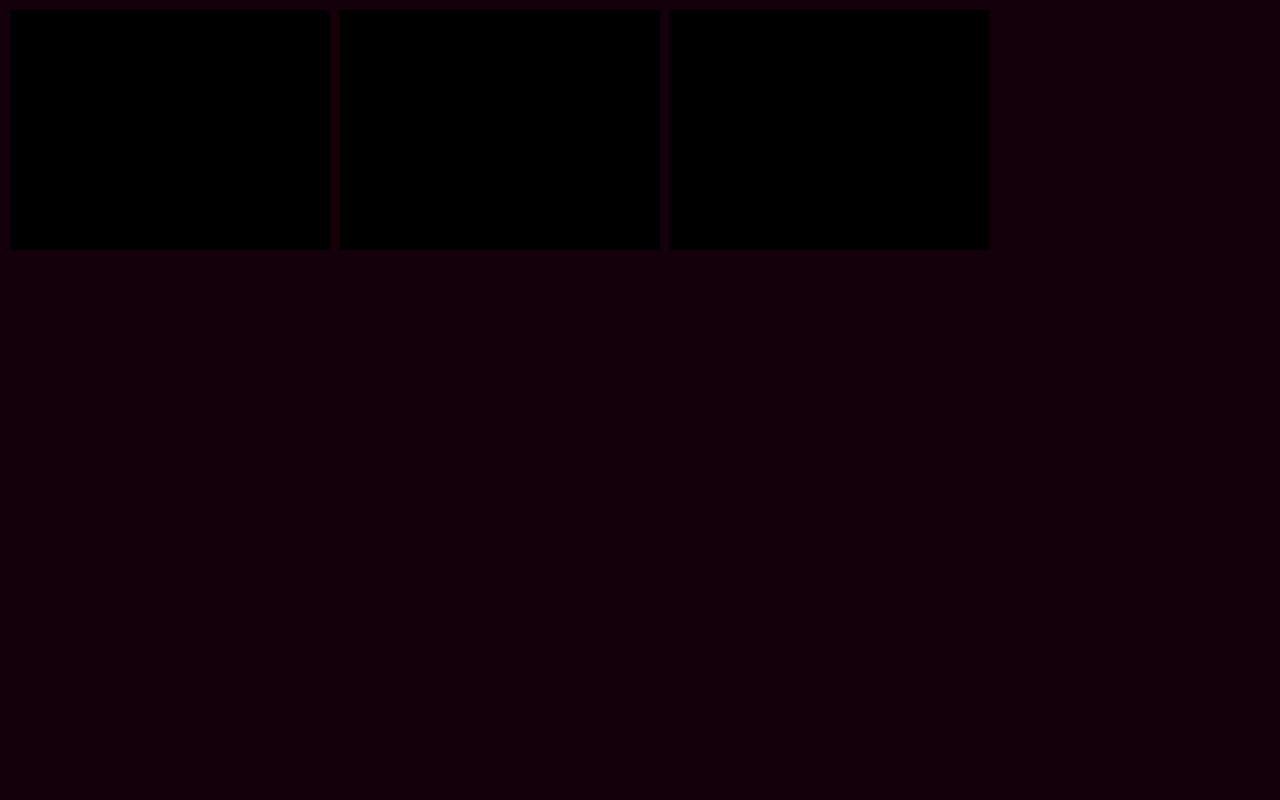
This is src/nm-touchtable/mainwindow.ui in GuillaumeLazar/raspberry-touchtable as Qt 5 draws it before an edit. The edited form follows.
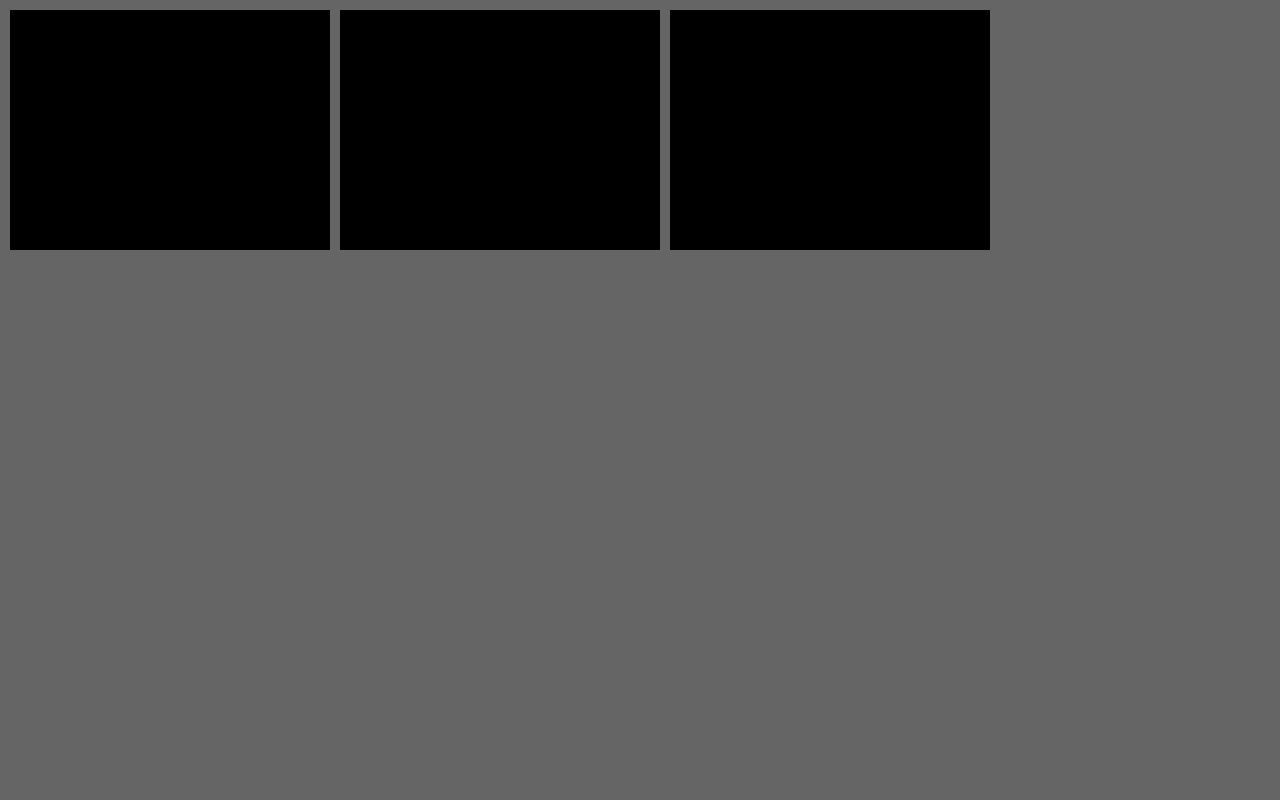
This is the edited form.

```diff
--- a/src/nm-touchtable/mainwindow.ui
+++ b/src/nm-touchtable/mainwindow.ui
@@ -75,7 +75,7 @@
      </rect>
     </property>
     <property name="styleSheet">
-     <string notr="true">background-color: rgb(20, 0, 10);</string>
+     <string notr="true">background-color: rgb(101, 101, 101);</string>
     </property>
     <property name="text">
      <string/>
```
